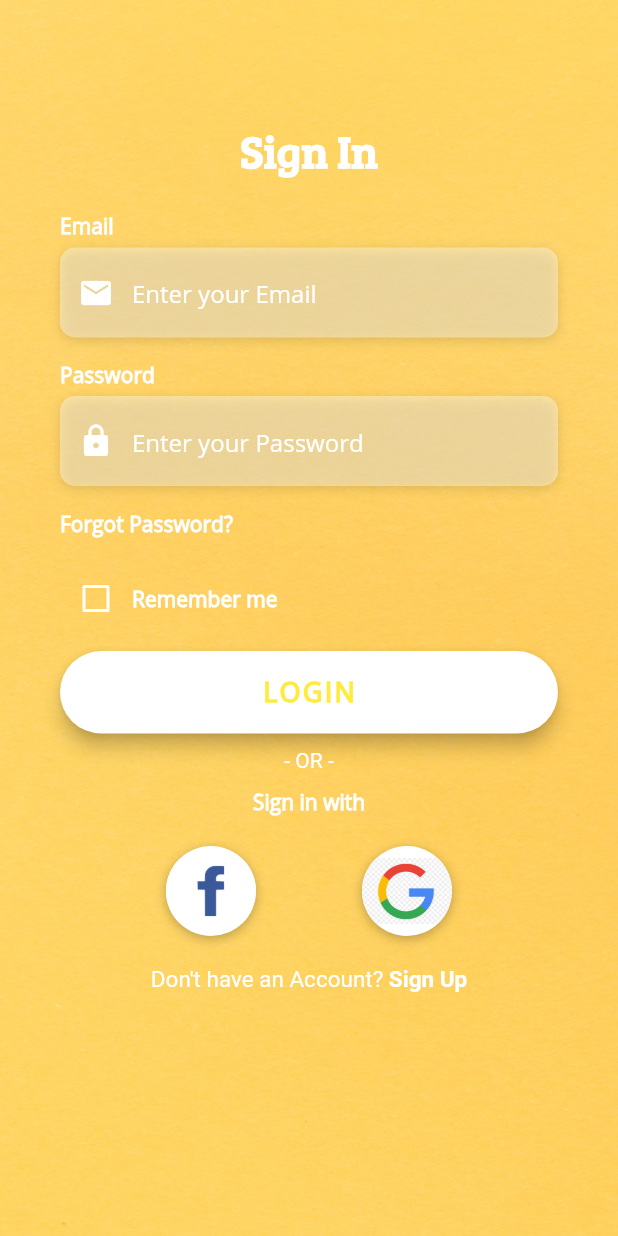
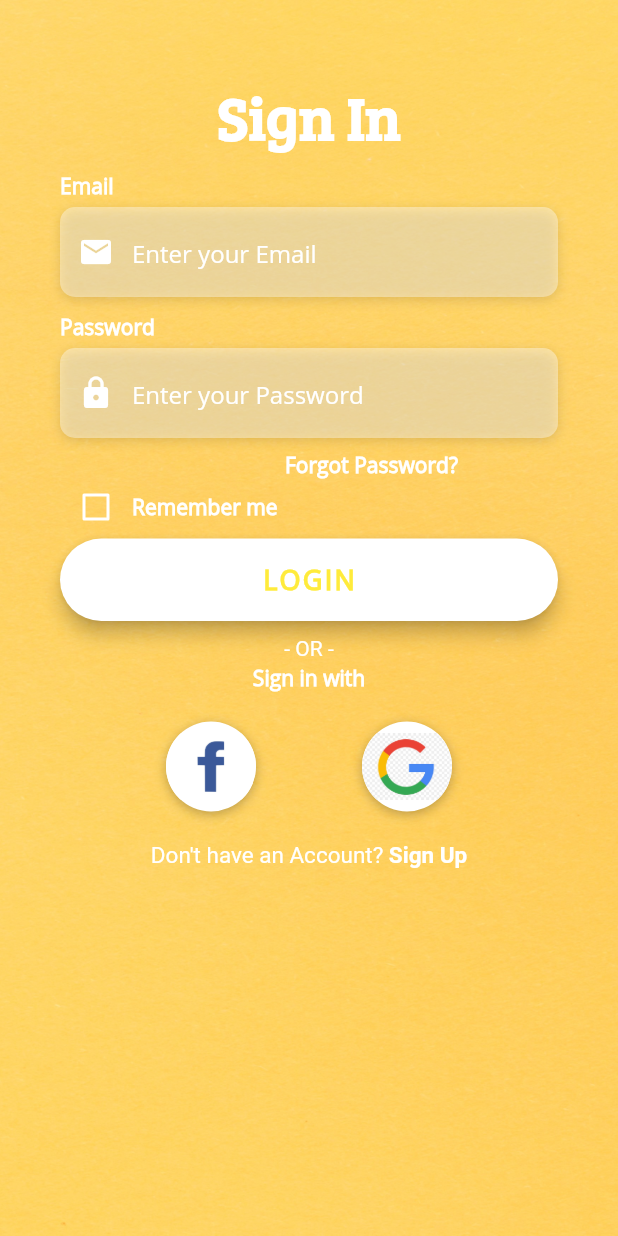
Before and after one commit to waasnipun/worky, a Flutter app: the screen it shows after launch, on a phone screen of 412 x 824 dp. Run offline on Flutter 3.47's test engine with Material 2 defaults, Android fonts, the phone set to English and light mode, and no system bars; our stand-ins replace animated_text_kit, firebase_auth, google_sign_in, page_transition; accounts and stored records are empty.

Commit message:
fixed the issue with padding

```diff
--- a/lib/Screens/login_screen.dart
+++ b/lib/Screens/login_screen.dart
@@ -98,7 +98,7 @@ class _LoginScreenState extends State<LoginScreen> {
 
   Widget _buildRememberMeCheckbox() {
     return Container(
-      height: 50.0,
+      height: 22.0,
       child: Row(
         children: <Widget>[
           Theme(
@@ -124,12 +124,12 @@ class _LoginScreenState extends State<LoginScreen> {
   }
   Widget _buildForgotPassword() {
     return Container(
-      height: 50.0,
+      height: 35.0,
       child: Row(
         children: <Widget>[
            FlatButton(
               onPressed: () => print('Forgot Password Button Pressed'),
-              padding: EdgeInsets.only(right: 0.0),
+              padding: EdgeInsets.only(left:150,right: 0.0),
               child: Text(
                 'Forgot Password?',
                 style: kLabelStyle,
@@ -188,7 +188,7 @@ class _LoginScreenState extends State<LoginScreen> {
             fontWeight: FontWeight.w400,
           ),
         ),
-        SizedBox(height: 10.0),
+        SizedBox(height: 2.0),
         Text(
           'Sign in with',
           style: kLabelStyle,
@@ -323,7 +323,7 @@ class _LoginScreenState extends State<LoginScreen> {
                   physics: AlwaysScrollableScrollPhysics(),
                   padding: EdgeInsets.symmetric(
                     horizontal: 40.0,
-                    vertical: 80.0,
+                    vertical: 50.0,
                   ),
                   child: Column(
                     mainAxisAlignment: MainAxisAlignment.center,
@@ -333,14 +333,14 @@ class _LoginScreenState extends State<LoginScreen> {
                         style: TextStyle(
                           color: Colors.white,
                           fontFamily: 'BreeSerif',
-                          fontSize: 30.0,
+                          fontSize: 40.0,
                           fontWeight: FontWeight.bold,
                         ),
                       ),
-                      SizedBox(height: 20.0),
+                      SizedBox(height: 10.0),
                       _buildEmailTF(),
                       SizedBox(
-                        height: 15.0,
+                        height: 10.0,
                       ),
                       _buildPasswordTF(),
                       _buildForgotPassword(),
```
